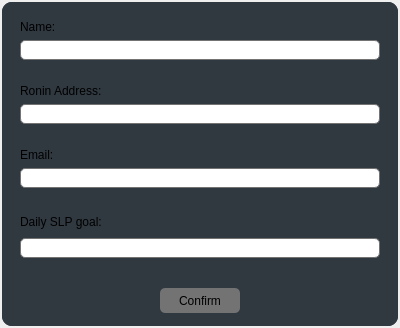
The window that src/custom_widgets/ui/ui_add_pop_up.ui (insideee/axie-manager) describes before a commit, drawn with Qt 5.
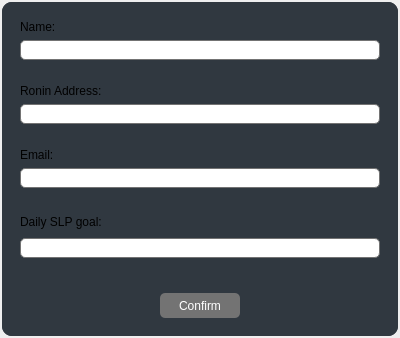
The same window after the commit.

Patch:
```diff
--- a/src/custom_widgets/ui/ui_add_pop_up.ui
+++ b/src/custom_widgets/ui/ui_add_pop_up.ui
@@ -7,7 +7,7 @@
     <x>0</x>
     <y>0</y>
     <width>400</width>
-    <height>300</height>
+    <height>320</height>
    </rect>
   </property>
   <property name="windowTitle">
@@ -205,18 +205,24 @@
         <property name="minimumSize">
          <size>
           <width>0</width>
-          <height>50</height>
+          <height>60</height>
          </size>
         </property>
         <property name="maximumSize">
          <size>
           <width>16777215</width>
-          <height>50</height>
+          <height>60</height>
          </size>
         </property>
-        <layout class="QVBoxLayout" name="verticalLayout_4">
-         <item alignment="Qt::AlignHCenter">
-          <widget class="QPushButton" name="add">
+        <widget class="QPushButton" name="btn_add">
+         <property name="geometry">
+          <rect>
+           <x>158</x>
+           <y>17</y>
+           <width>80</width>
+           <height>25</height>
+          </rect>
+         </property>
            <property name="minimumSize">
             <size>
              <width>80</width>
@@ -225,20 +231,32 @@
            </property>
            <property name="maximumSize">
             <size>
-             <width>16777215</width>
-             <height>16777215</height>
+           <width>80</width>
+           <height>25</height>
             </size>
            </property>
            <property name="styleSheet">
             <string notr="true">QPushButton{background-color: #737373;
-border-radius: 5px}</string>
+border-radius: 5px;
+color:#FFFFFF}</string>
            </property>
            <property name="text">
             <string>Confirm</string>
            </property>
           </widget>
-         </item>
-        </layout>
+        <widget class="QLabel" name="log_label">
+         <property name="geometry">
+          <rect>
+           <x>30</x>
+           <y>20</y>
+           <width>58</width>
+           <height>18</height>
+          </rect>
+         </property>
+         <property name="text">
+          <string/>
+         </property>
+        </widget>
        </widget>
       </item>
      </layout>
```
Left out of the diff: 8 changed lines with no effect on the pictures. Lines whose indentation alone changed are shown as unchanged.
